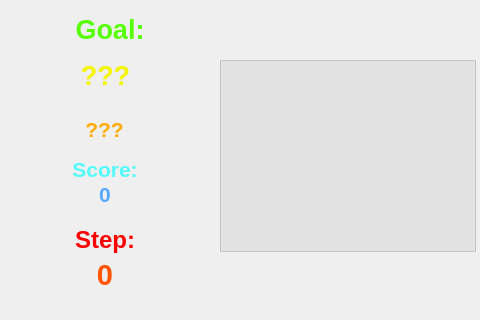
The window that gamewindow.ui (F74036344/candyCrush) describes before a commit, drawn with Qt 5; both pictures show x 0 to 480 and y 0 to 320 of the 800 by 600 pixel window.
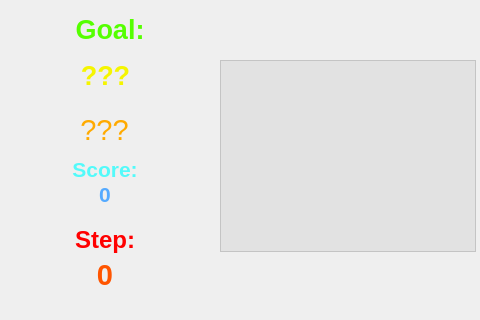
The same window after the commit. Icons and pictures are not drawn.

Patch:
```diff
--- a/gamewindow.ui
+++ b/gamewindow.ui
@@ -133,14 +133,15 @@
    </property>
    <property name="font">
     <font>
-     <family>Arial</family>
-     <pointsize>16</pointsize>
-     <weight>75</weight>
-     <bold>true</bold>
+     <pointsize>22</pointsize>
+     <weight>50</weight>
+     <italic>false</italic>
+     <bold>false</bold>
     </font>
    </property>
    <property name="styleSheet">
-    <string notr="true">color: rgb(255, 170, 0);</string>
+    <string notr="true">color: rgb(255, 170, 0);
+font: 22pt;</string>
    </property>
    <property name="text">
     <string>&lt;html&gt;&lt;head/&gt;&lt;body&gt;&lt;p align=&quot;center&quot;&gt;&lt;span style=&quot; color:#ffaa00;&quot;&gt;???&lt;/span&gt;&lt;/p&gt;&lt;/body&gt;&lt;/html&gt;</string>
```
